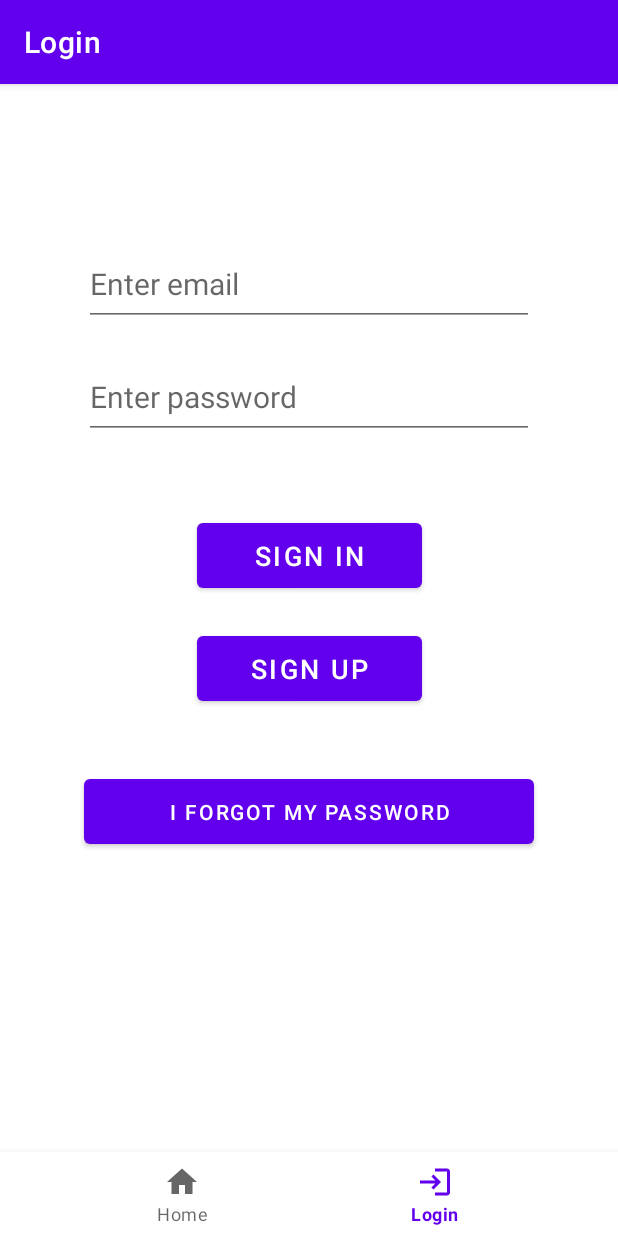
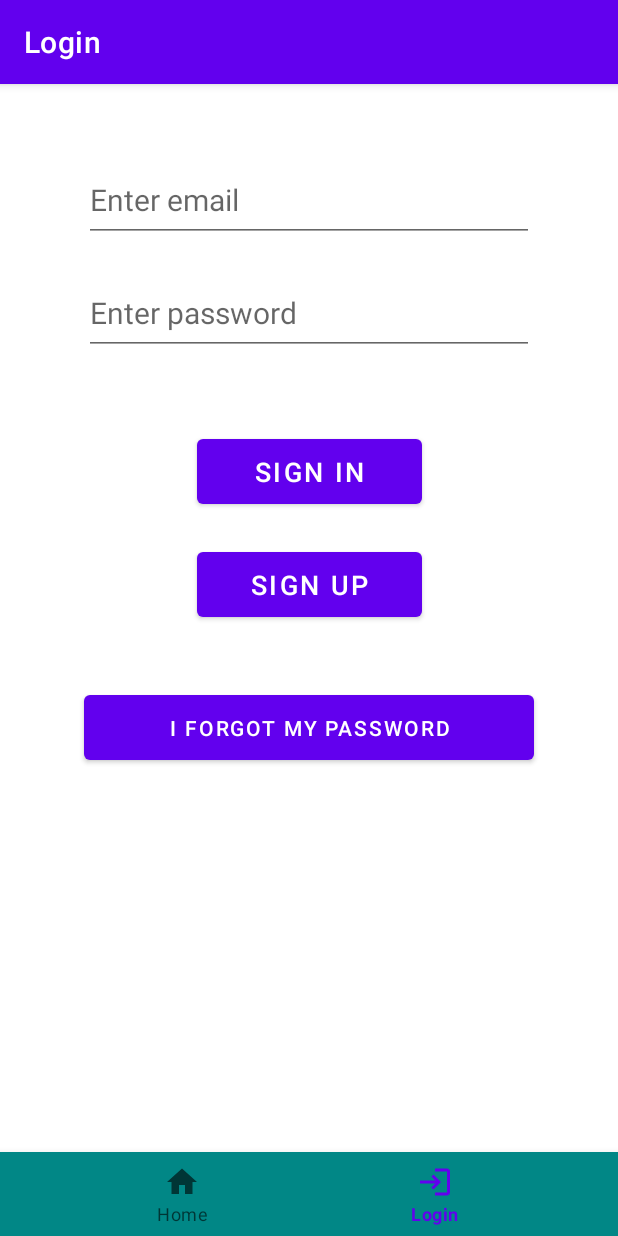
Before and after one commit to MosheAzachi/MovieReviewsApp, an Android app: the screen it shows after launch (MainActivity), item 2 of the bottom bar chosen, on a phone screen of 412 x 824 dp. Run offline under Robolectric (Android 15) with nearby library versions, the phone set to English and light mode, and no system bars; our stand-ins replace Firebase (no records; nobody signed in at launch, a user with empty details on screens opened directly), Picasso, navigation-ui; pictures from the network do not load.

Commit message:
Adjusted activity_main layout

```diff
--- a/app/src/main/res/layout/activity_main.xml
+++ b/app/src/main/res/layout/activity_main.xml
@@ -1,31 +1,33 @@
-<?xml version="1.0" encoding="utf-8"?>
-<androidx.constraintlayout.widget.ConstraintLayout xmlns:android="http://schemas.android.com/apk/res/android"
+<androidx.constraintlayout.widget.ConstraintLayout
+    xmlns:android="http://schemas.android.com/apk/res/android"
     xmlns:app="http://schemas.android.com/apk/res-auto"
     android:id="@+id/container"
     android:layout_width="match_parent"
     android:layout_height="match_parent"
-    android:paddingTop="?attr/actionBarSize">
+    android:background="@android:color/white">
 
-    <com.google.android.material.bottomnavigation.BottomNavigationView
-        android:id="@+id/nav_view"
-        android:layout_width="0dp"
-        android:layout_height="wrap_content"
-        android:background="?android:attr/windowBackground"
-        app:layout_constraintBottom_toBottomOf="parent"
-        app:layout_constraintLeft_toLeftOf="parent"
-        app:layout_constraintRight_toRightOf="parent"
-        app:menu="@menu/bottom_nav_menu_auth" />
-
+    <!-- Fragment Container -->
     <fragment
         android:id="@+id/nav_host_fragment_activity_main"
         android:name="androidx.navigation.fragment.NavHostFragment"
         android:layout_width="0dp"
         android:layout_height="0dp"
         app:defaultNavHost="true"
+        app:navGraph="@navigation/mobile_navigation"
+        app:layout_constraintTop_toTopOf="parent"
         app:layout_constraintBottom_toTopOf="@id/nav_view"
-        app:layout_constraintLeft_toLeftOf="parent"
-        app:layout_constraintRight_toRightOf="parent"
-        app:layout_constraintTop_toTopOf="parent"
-        app:navGraph="@navigation/mobile_navigation" />
+        app:layout_constraintStart_toStartOf="parent"
+        app:layout_constraintEnd_toEndOf="parent" />
+
+    <!-- Bottom Navigation View -->
+    <com.google.android.material.bottomnavigation.BottomNavigationView
+        android:id="@+id/nav_view"
+        android:layout_width="0dp"
+        android:layout_height="wrap_content"
+        android:background="@color/teal_700"
+        app:layout_constraintBottom_toBottomOf="parent"
+        app:layout_constraintStart_toStartOf="parent"
+        app:layout_constraintEnd_toEndOf="parent"
+        app:menu="@menu/bottom_nav_menu_auth" />
 
 </androidx.constraintlayout.widget.ConstraintLayout>
```
